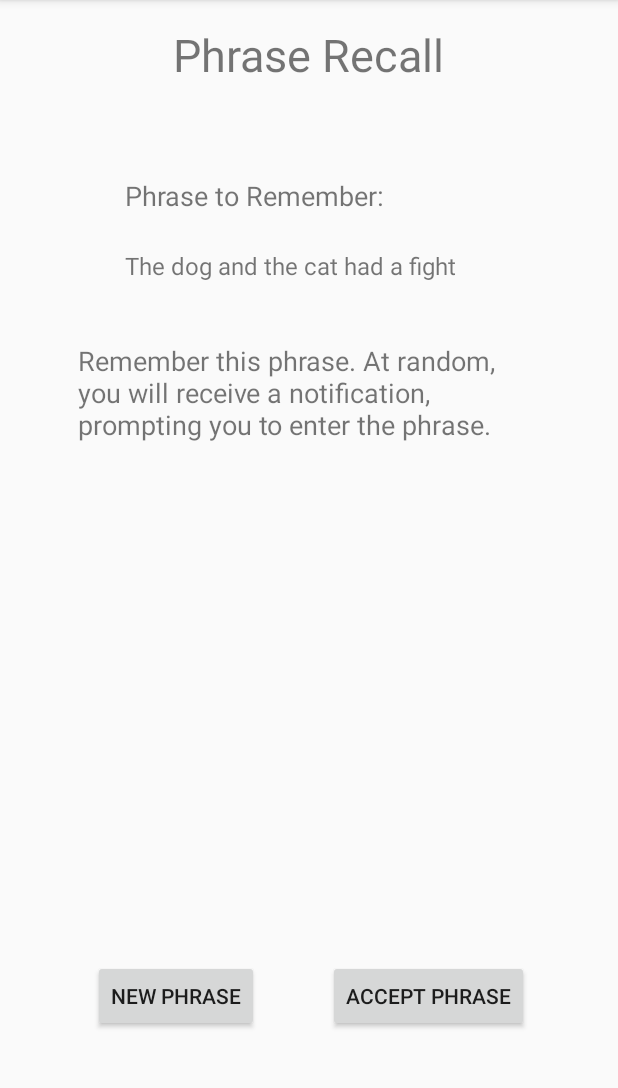
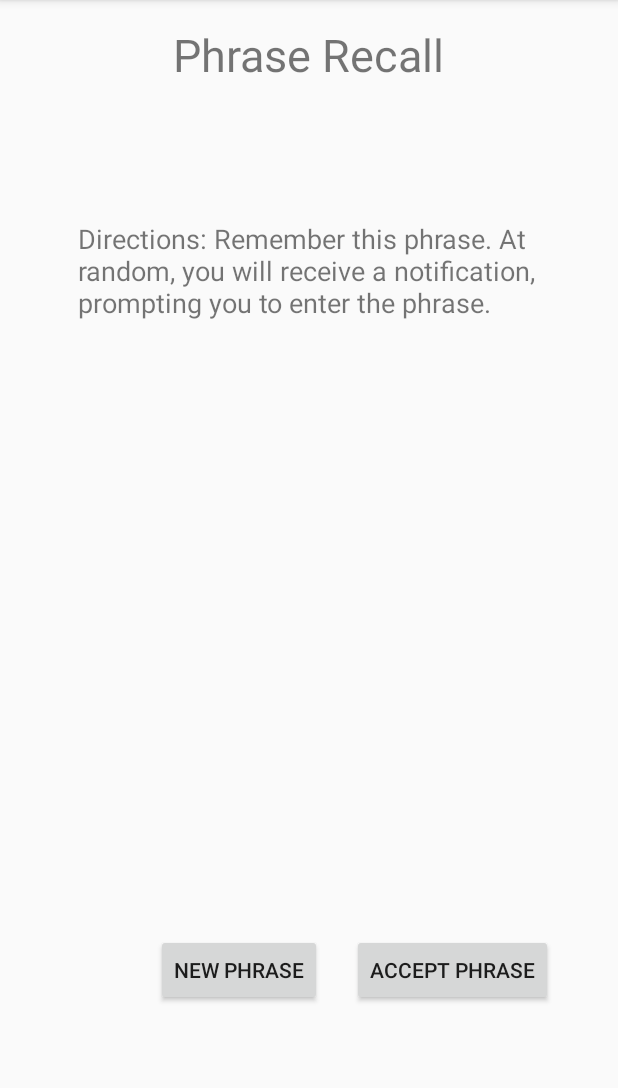
Before and after one commit to jWallace12/MemoryGains, an Android app: the screen it shows after launch (PhraseRecall), after a tap on "PHRASE RECALL", on a phone screen of 412 x 824 dp, the part 84-1172 px from its top. Run offline under Robolectric (Android 15) with nearby library versions, the phone set to English and light mode, and no system bars.

Commit message:
Worked on formatting a bit more. Going to try making the vibrations and stuff on the settings page later. so feel free to work on stuff around that

```diff
--- a/app/src/main/java/a2/csci412/wwu/edu/memorygain/MainActivity.java
+++ b/app/src/main/java/a2/csci412/wwu/edu/memorygain/MainActivity.java
@@ -3,14 +3,21 @@ package a2.csci412.wwu.edu.memorygain;
 import android.content.Intent;
 import android.support.v7.app.AppCompatActivity;
 import android.os.Bundle;
+import android.view.Menu;
 import android.view.View;
 
 public class MainActivity extends AppCompatActivity {
-    //jonah was here
+    private DatabaseManager dbManager;
+
     @Override
     protected void onCreate(Bundle savedInstanceState) {
         super.onCreate(savedInstanceState);
         setContentView(R.layout.activity_main);
+        dbManager= new DatabaseManager( this );
+    }
+
+    protected void onResume( ) {
+        super.onResume( );
     }
 
     public void goToPhraseRecall( View v ) {
--- a/app/src/main/java/a2/csci412/wwu/edu/memorygain/PhraseRecall.java
+++ b/app/src/main/java/a2/csci412/wwu/edu/memorygain/PhraseRecall.java
@@ -3,17 +3,27 @@ package a2.csci412.wwu.edu.memorygain;
 import android.os.Bundle;
 import android.support.v7.app.AppCompatActivity;
 import android.view.View;
+import android.widget.EditText;
+import android.widget.TextView;
 
 /**
  * Created by Jonah on 10/31/2017.
  */
 
 public class PhraseRecall extends AppCompatActivity{
+    private TextView givenPhrase;
 
     @Override
     protected void onCreate(Bundle savedInstanceState) {
         super.onCreate(savedInstanceState);
         setContentView(R.layout.activity_phrase_recall);
+
+        givenPhrase = (TextView) findViewById(R.id.givenPhraseText);
+    }
+
+    public void newPhrase(View v) {
+        //get random phrase
+        givenPhrase.setText("hello");
     }
 
     public void goBack( View v ) {
--- a/app/src/main/java/a2/csci412/wwu/edu/memorygain/Recall.java
+++ b/app/src/main/java/a2/csci412/wwu/edu/memorygain/Recall.java
@@ -6,8 +6,8 @@ package a2.csci412.wwu.edu.memorygain;
 
 public class Recall {
     private int id;
-    private String type;
-    private String pass;
+    private String type; //i.e location, phrase, photo
+    private String pass; // fail or pass
 
     public Recall(int id, String type, String pass) {
         this.id = id;
--- a/app/src/main/java/a2/csci412/wwu/edu/memorygain/Statistics.java
+++ b/app/src/main/java/a2/csci412/wwu/edu/memorygain/Statistics.java
@@ -20,6 +20,8 @@ public class Statistics extends AppCompatActivity{
         super.onCreate(savedInstanceState);
         dbManager = new DatabaseManager(this);
         setContentView(R.layout.activity_statistics);
+
+        updateView();
     }
 
     // update statistics
--- a/app/src/main/res/layout/activity_phrase_recall.xml
+++ b/app/src/main/res/layout/activity_phrase_recall.xml
@@ -4,73 +4,57 @@
     xmlns:tools="http://schemas.android.com/tools"
     android:layout_width="match_parent"
     android:layout_height="match_parent"
-    android:orientation="vertical">
+    android:orientation="vertical"
+    tools:layout_editor_absoluteY="81dp">
 
+    <!--Nothing for the text because that will be set while using app-->
     <TextView
-        android:id="@+id/textView6"
+        android:id="@+id/givenPhraseText"
         android:layout_width="wrap_content"
-        android:layout_height="wrap_content"
-        android:layout_marginBottom="23dp"
-        android:text="Phrase to Remember:"
-        android:textSize="18sp"
-        app:layout_constraintBottom_toTopOf="@+id/textView7"
-        app:layout_constraintStart_toStartOf="@+id/textView7"
-        app:layout_constraintTop_toBottomOf="@+id/textView8"
-        tools:layout_constraintBottom_creator="1"
-        tools:layout_constraintLeft_creator="1" />
-
-    <TextView
-        android:id="@+id/textView7"
-        android:layout_width="wrap_content"
-        android:layout_height="wrap_content"
-        android:layout_marginBottom="40dp"
-        android:layout_marginStart="31dp"
-        android:text="The dog and the cat had a fight"
+        android:layout_height="39dp"
+        android:layout_marginStart="6dp"
+        android:text=""
         android:textSize="16sp"
-        app:layout_constraintBottom_toTopOf="@+id/textView10"
-        app:layout_constraintStart_toStartOf="@+id/textView10"
-        app:layout_constraintTop_toBottomOf="@+id/textView6"
+        app:layout_constraintBottom_toBottomOf="parent"
+        app:layout_constraintStart_toEndOf="@+id/newPhraseBtn"
+        app:layout_constraintTop_toTopOf="parent"
         tools:layout_constraintBottom_creator="1"
         tools:layout_constraintLeft_creator="1"
         tools:layout_constraintRight_creator="1"
         tools:layout_constraintTop_creator="1" />
 
     <Button
-        android:id="@+id/button6"
+        android:id="@+id/acceptBtn"
         android:layout_width="wrap_content"
         android:layout_height="wrap_content"
-        android:layout_marginBottom="80dp"
-        android:layout_marginEnd="13dp"
+        android:layout_marginEnd="43dp"
         android:onClick="goBack"
-        android:text="Accept Phrase"
-        app:layout_constraintBottom_toBottomOf="parent"
+        android:text="@string/accept"
+        app:layout_constraintBaseline_toBaselineOf="@+id/newPhraseBtn"
         app:layout_constraintEnd_toEndOf="parent"
-        app:layout_constraintStart_toEndOf="@+id/button7"
-        app:layout_constraintTop_toBottomOf="@+id/textView10"
         tools:layout_constraintBottom_creator="1"
         tools:layout_constraintLeft_creator="1" />
 
     <Button
-        android:id="@+id/button7"
+        android:id="@+id/newPhraseBtn"
         android:layout_width="wrap_content"
         android:layout_height="wrap_content"
-        android:layout_marginStart="16dp"
-        android:text="New Phrase"
-        app:layout_constraintBaseline_toBaselineOf="@+id/button6"
-        app:layout_constraintEnd_toStartOf="@+id/button6"
-        app:layout_constraintStart_toStartOf="parent"
+        android:layout_marginBottom="97dp"
+        android:layout_marginEnd="20dp"
+        android:onClick="newPhrase"
+        android:text="@string/newPhrs"
+        app:layout_constraintBottom_toBottomOf="parent"
+        app:layout_constraintEnd_toStartOf="@+id/acceptBtn"
         tools:layout_constraintBaseline_creator="1"
         tools:layout_constraintLeft_creator="1" />
 
     <TextView
-        android:id="@+id/textView8"
+        android:id="@+id/phraseTitle"
         android:layout_width="wrap_content"
         android:layout_height="wrap_content"
-        android:layout_marginBottom="61dp"
         android:layout_marginTop="16dp"
-        android:text="Phrase Recall"
+        android:text="@string/phraseTitleText"
         android:textSize="30sp"
-        app:layout_constraintBottom_toTopOf="@+id/textView6"
         app:layout_constraintEnd_toEndOf="parent"
         app:layout_constraintStart_toStartOf="parent"
         app:layout_constraintTop_toTopOf="parent"
@@ -79,16 +63,17 @@
         tools:layout_constraintTop_creator="1" />
 
     <TextView
-        android:id="@+id/textView10"
+        android:id="@+id/directionText"
         android:layout_width="0dp"
-        android:layout_height="0dp"
-        android:layout_marginBottom="71dp"
+        android:layout_height="86dp"
+        android:layout_marginBottom="68dp"
         android:layout_marginEnd="52dp"
         android:layout_marginStart="52dp"
-        android:text="Remember this phrase. At random, you will receive a notification, prompting you to enter the phrase."
+        android:layout_marginTop="66dp"
+        android:text="@string/directions"
         android:textSize="18sp"
-        app:layout_constraintBottom_toTopOf="@+id/button6"
+        app:layout_constraintBottom_toTopOf="@+id/givenPhraseText"
         app:layout_constraintEnd_toEndOf="parent"
         app:layout_constraintStart_toStartOf="parent"
-        app:layout_constraintTop_toBottomOf="@+id/textView7" />
+        app:layout_constraintTop_toTopOf="@+id/phraseTitle" />
 </android.support.constraint.ConstraintLayout>
--- a/app/src/main/res/values/strings.xml
+++ b/app/src/main/res/values/strings.xml
@@ -1,4 +1,5 @@
 <resources>
+    <!--Main page-->
     <string name="app_name">Memory Gain</string>
     <string name="mainHeading">Recall Something!</string>
     <string name="message">Your memory is good</string>
@@ -7,7 +8,22 @@
     <string name="locationButton">Location Recall</string>
     <string name="statsButton">My Statistics</string>
     <string name="settingsButton">Settings</string>
+
+    <!--Phrase recall-->
+    <string name="phraseTitleText">Phrase Recall</string>
+    <string name="directions">Directions: Remember this phrase. At random, you will receive a notification,
+            prompting you to enter the phrase.</string>
+    <string name="accept">Accept Phrase</string>
+    <string name="newPhrs">New Phrase</string>
+
+    <!--Settings-->
+    <string name="enableVib">Enable Vibration</string>
     <string name="notifications">Notifications</string>
     <string name="locationServices">Location Services</string>
+    <string name="clearCache">Clear Local Cache</string>
+    <string name="reset">Reset Statistics</string>
+    <string name="enabNotif">Enable Notifications</string>
+    <string name="enabGPS">Enable GPS Tracking</string>
+    <string name="mainPage">Main Page</string>
 
 </resources>
```
Also changed, not shown: app/src/main/java/a2/csci412/wwu/edu/memorygain/Settings.java (+32 -1 lines), app/src/main/res/layout/activity_settings.xml (+32 -30 lines), app/src/main/res/layout/activity_statistics.xml (+31 -18 lines).
